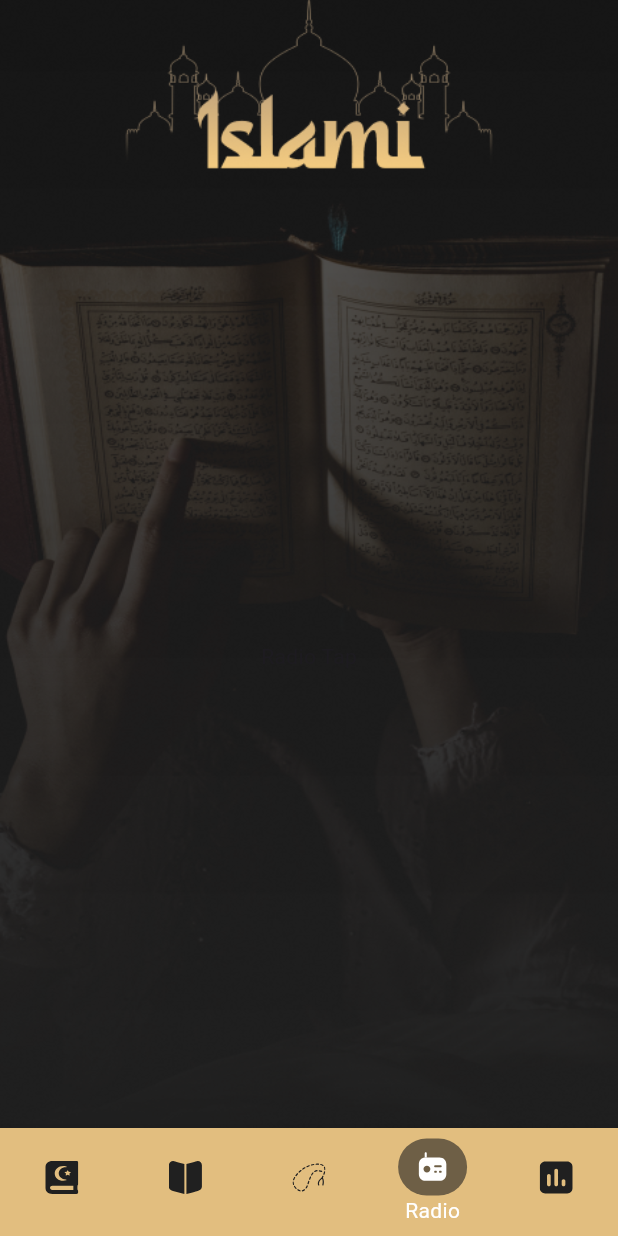
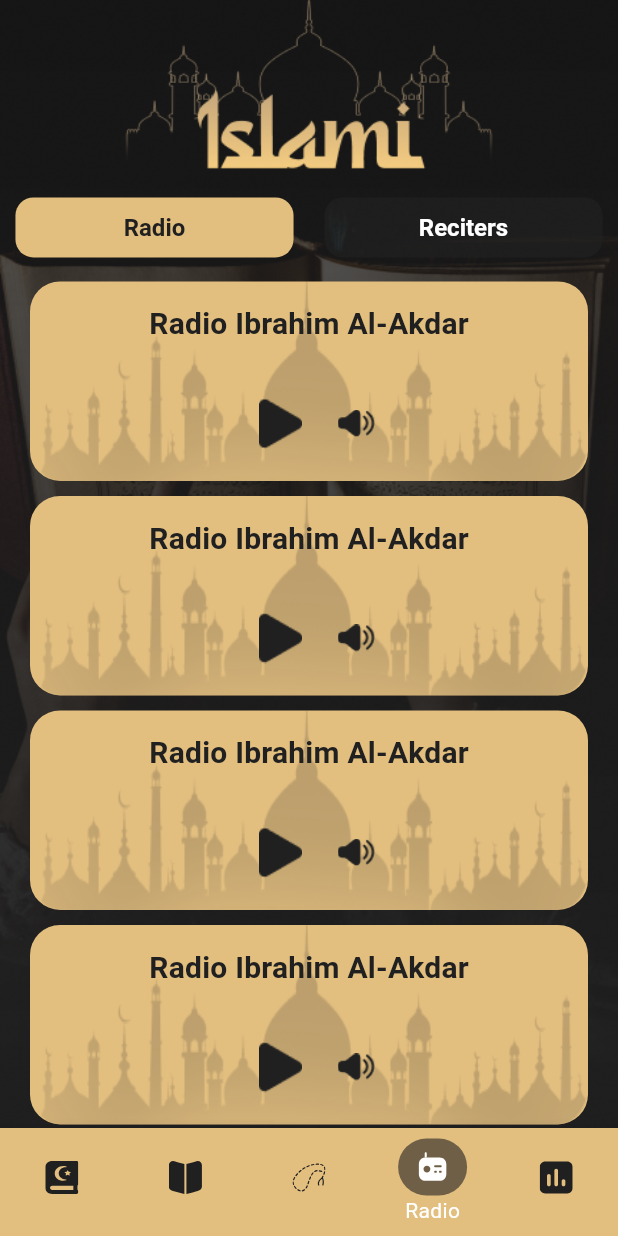
Before and after one commit to HassanNasser21/islami_app, a Flutter app: the screen it shows after launch, item 4 of the bottom bar chosen, on a phone screen of 412 x 824 dp. Run offline on Flutter 3.47's test engine with Material 3 defaults, Android fonts, the phone set to English and light mode, and no system bars; our stand-ins replace flutter_svg; missing offline and left inert: dart:ffi; project files that could hold a hidden picture were left out.

Commit message:
implement Radio Tap Header & Radio , reciters content UI

```diff
--- a/lib/home_screen.dart
+++ b/lib/home_screen.dart
@@ -3,7 +3,7 @@ import 'package:islami_app/nav_bar_unselected.dart';
 import 'package:islami_app/selected_nav_bar.dart';
 import 'package:islami_app/taps/hadeth_tap.dart';
 import 'package:islami_app/taps/quran/quran_tap.dart';
-import 'package:islami_app/taps/radio_tap.dart';
+import 'package:islami_app/taps/radio/radio_tap.dart';
 import 'package:islami_app/taps/sebha_tap.dart';
 import 'package:islami_app/taps/time_tap.dart';
 
--- /dev/null
+++ b/lib/taps/radio/build_radio_content.dart
@@ -0,0 +1,18 @@
+import 'package:flutter/material.dart';
+import 'package:islami_app/taps/radio/radio_item.dart';
+
+class BuildRadioContent extends StatelessWidget {
+  const BuildRadioContent({super.key});
+
+  @override
+  Widget build(BuildContext context) {
+    return Expanded(
+      child: ListView.separated(
+        padding: const EdgeInsets.symmetric(horizontal: 20),
+        itemBuilder: (_, index) => RadioItem(),
+        separatorBuilder: (_, index) => SizedBox(height: 10),
+        itemCount: 7,
+      ),
+    );
+  }
+}
--- /dev/null
+++ b/lib/taps/radio/build_reciters_content.dart
@@ -0,0 +1,18 @@
+import 'package:flutter/material.dart';
+import 'package:islami_app/taps/radio/radio_item.dart';
+
+class BuildRecitersContent extends StatelessWidget {
+  const BuildRecitersContent({super.key});
+
+  @override
+  Widget build(BuildContext context) {
+    return Expanded(
+      child: ListView.separated(
+        padding: const EdgeInsets.symmetric(horizontal: 20),
+        itemBuilder: (_, index) => RadioItem(),
+        separatorBuilder: (_, index) => SizedBox(height: 10),
+        itemCount: 7,
+      ),
+    );
+  }
+}
--- /dev/null
+++ b/lib/taps/radio/build_tap_header.dart
@@ -0,0 +1,37 @@
+import 'package:flutter/material.dart';
+import 'package:islami_app/app_theme.dart';
+
+class BuildTapHeader extends StatelessWidget {
+  final String label;
+  final bool selected;
+  final double width;
+  final VoidCallback onTap;
+  BuildTapHeader({
+    required this.label,
+    required this.selected,
+    required this.width,
+    required this.onTap,
+  });
+
+  @override
+  Widget build(BuildContext context) {
+    return GestureDetector(
+      onTap: onTap,
+      child: Container(
+        alignment: Alignment.center,
+        width: width,
+        padding:  EdgeInsets.symmetric(horizontal: 20, vertical: 10),
+        decoration: BoxDecoration(
+          borderRadius: BorderRadius.circular(12),
+          color: selected ? AppTheme.primaryColor : AppTheme.black.withValues(alpha: 0.7),
+        ),
+        child: Text(
+          label,
+          style: Theme.of(context).textTheme.titleLarge!.copyWith(
+            color: selected ? AppTheme.black : AppTheme.white,
+          ),
+        ),
+      ),
+    );
+  }
+}
--- /dev/null
+++ b/lib/taps/radio/radio_item.dart
@@ -0,0 +1,32 @@
+import 'package:flutter/material.dart';
+import 'package:islami_app/app_theme.dart';
+
+class RadioItem extends StatelessWidget {
+  const RadioItem({super.key});
+
+  @override
+  Widget build(BuildContext context) {
+    return Container(
+      height: 133,
+      decoration: BoxDecoration(
+        color: AppTheme.primaryColor,
+        borderRadius: BorderRadius.circular(20),
+        image: DecorationImage(image: AssetImage('assets/images/radioBackground_Image.png'), fit: BoxFit.fill,),
+      ),
+      child: Column(
+        mainAxisAlignment: MainAxisAlignment.spaceAround,
+        children: [
+          Text('Radio Ibrahim Al-Akdar', style: Theme.of(context).textTheme.titleMedium!.copyWith(color: AppTheme.black),),
+          Row(
+            mainAxisAlignment: MainAxisAlignment.center,
+            children: [
+              Image.asset('assets/images/stop_audio.png', height: 50, width: 50),
+              SizedBox(width: 13),
+              Image.asset('assets/images/speaker.png', height: 25, width: 25),
+            ],
+          )
+        ],
+      ),
+    );
+  }
+}
--- /dev/null
+++ b/lib/taps/radio/radio_tap.dart
@@ -0,0 +1,47 @@
+import 'package:flutter/material.dart';
+import 'package:islami_app/app_theme.dart';
+import 'package:islami_app/taps/radio/build_radio_content.dart';
+import 'package:islami_app/taps/radio/build_reciters_content.dart';
+import 'package:islami_app/taps/radio/build_tap_header.dart';
+
+
+class RadioTap extends StatefulWidget {
+  const RadioTap({super.key});
+
+  @override
+  State<RadioTap> createState() => _RadioTapState();
+}
+
+class _RadioTapState extends State<RadioTap> {
+  bool isRadioSelected = true;
+
+  @override
+  Widget build(BuildContext context) {
+    final double halfWidth = MediaQuery.of(context).size.width * 0.45;
+
+    return Column(
+      children: [
+        const SizedBox(height: 8),
+        Row(
+          mainAxisAlignment: MainAxisAlignment.spaceAround,
+          children: [
+            BuildTapHeader(
+              label: 'Radio',
+              selected: isRadioSelected,
+              width: halfWidth,
+              onTap: () => setState(() => isRadioSelected = true),
+            ),
+            BuildTapHeader(
+              label: 'Reciters',
+              selected: !isRadioSelected,
+              width: halfWidth,
+              onTap: () => setState(() => isRadioSelected = false),
+            ),
+          ],
+        ),
+        const SizedBox(height: 16),
+        isRadioSelected ? BuildRadioContent() : BuildRecitersContent(),
+      ],
+    );
+  }
+}
--- a/lib/taps/radio_tap.dart
+++ /dev/null
@@ -1,10 +0,0 @@
-import 'package:flutter/material.dart';
-
-class RadioTap extends StatelessWidget {
-  const RadioTap({super.key});
-
-  @override
-  Widget build(BuildContext context) {
-    return Center(child: Text('Radio Tap'));
-  }
-}
--- a/lib/taps/sebha_tap.dart
+++ b/lib/taps/sebha_tap.dart
@@ -13,7 +13,7 @@ class _SebhaTapState extends State<SebhaTap> {
     'سبحان الله',
     'الحمد لله',
     'لا إله إلا الله',
-     'الله اكبر',
+    'الله اكبر',
   ];
 
   int askarcount = 0;
```
Also changed, not shown: assets/images/audio_background.png (added), assets/images/radioBackground_Image.png (added), assets/images/speaker.png (added), assets/images/stop_audio.png (added).
